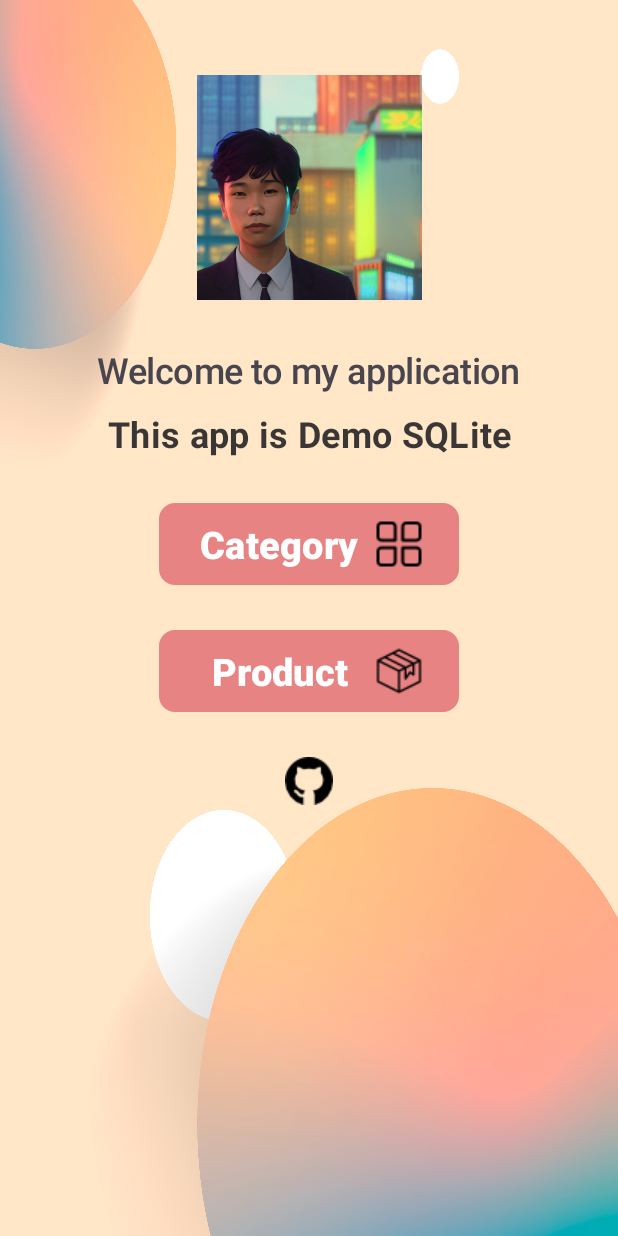
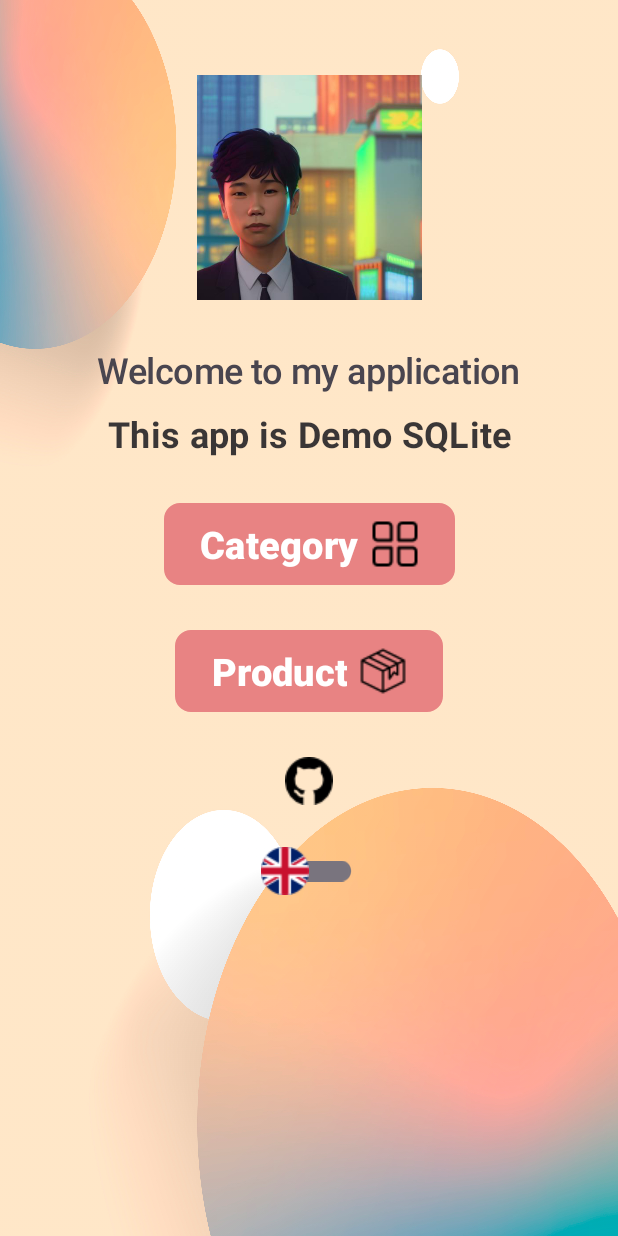
Before and after one commit to nqmgaming/DemoSQLite, an Android app: the screen it shows after launch (MainActivity), on a phone screen of 412 x 824 dp. Run offline under Robolectric (Android 15) with nearby library versions, the phone set to English and light mode, and no system bars.

Commit message:
xuất text ra strings.xml

```diff
--- a/app/src/main/java/com/nqmgaming/demosqliteapp/MainActivity.java
+++ b/app/src/main/java/com/nqmgaming/demosqliteapp/MainActivity.java
@@ -1,18 +1,29 @@
 package com.nqmgaming.demosqliteapp;
 
 import androidx.appcompat.app.AppCompatActivity;
+import androidx.appcompat.widget.SwitchCompat;
+import androidx.core.content.res.ResourcesCompat;
 
+import android.content.Context;
 import android.content.Intent;
+import android.content.res.Configuration;
+import android.graphics.drawable.Drawable;
+import android.graphics.drawable.StateListDrawable;
+import android.os.Build;
 import android.os.Bundle;
 import android.os.Handler;
+import android.os.LocaleList;
+import android.os.Looper;
 import android.view.View;
 import android.widget.Button;
+import android.widget.CompoundButton;
 import android.widget.ImageButton;
 import android.widget.Toast;
+import android.widget.ToggleButton;
+
+import java.util.Locale;
 
 public class MainActivity extends AppCompatActivity {
-    private Button btnCategory, btnProduct;
-    private ImageButton btnGithub;
 
     private Handler handler;
     private Runnable runnable;
@@ -23,11 +34,28 @@ public class MainActivity extends AppCompatActivity {
         super.onCreate(savedInstanceState);
         setContentView(R.layout.activity_main);
 
-        btnCategory = findViewById(R.id.btnCategory);
-        btnProduct = findViewById(R.id.btnProduct);
-        btnGithub = findViewById(R.id.btnGithub);
+        Button btnCategory = findViewById(R.id.btnCategory);
+        Button btnProduct = findViewById(R.id.btnProduct);
+        ImageButton btnGithub = findViewById(R.id.btnGithub);
+        SwitchCompat switchChangeLanguage = findViewById(R.id.switchChangeLanguage);
 
-        handler = new Handler();
+        Drawable vietnameseIcon = ResourcesCompat.getDrawable(getResources(), R.drawable.icon_vietnamese, null);
+        Drawable englishIcon = ResourcesCompat.getDrawable(getResources(), R.drawable.icon_english, null);
+
+        if (vietnameseIcon != null && englishIcon != null) {
+            int width = englishIcon.getIntrinsicWidth();
+            int height = englishIcon.getIntrinsicHeight();
+
+            StateListDrawable thumbDrawable = new StateListDrawable();
+            thumbDrawable.addState(new int[]{android.R.attr.state_checked}, vietnameseIcon);
+            thumbDrawable.addState(new int[]{}, englishIcon);
+            thumbDrawable.setBounds(0, 0, width, height);
+
+            switchChangeLanguage.setThumbDrawable(thumbDrawable);
+        } else {
+            // Xử lý trường hợp vietnameseIcon hoặc englishIcon == null nếu cần
+        }
+        Handler handler = new Handler(Looper.getMainLooper());
         runnable = new Runnable() {
             @Override
             public void run() {
@@ -58,6 +86,18 @@ public class MainActivity extends AppCompatActivity {
                 startActivity(intent);
             }
         });
+
+        switchChangeLanguage.setOnCheckedChangeListener(new CompoundButton.OnCheckedChangeListener() {
+            @Override
+            public void onCheckedChanged(CompoundButton buttonView, boolean isChecked) {
+                if (isChecked) {
+                    setLocale("vi");
+                } else {
+                    setLocale("en");
+                }
+                updateTexts(); // Thay thế hàm recreate() bằng hàm updateTexts()
+            }
+        });
     }
 
     @Override
@@ -78,4 +118,21 @@ public class MainActivity extends AppCompatActivity {
         super.onDestroy();
         handler.removeCallbacks(runnable);
     }
+    private void setLocale(String lang) {
+        Locale locale = new Locale(lang);
+        Locale.setDefault(locale);
+        Configuration config = new Configuration();
+
+        config.setLocale(locale);
+        Context context = createConfigurationContext(config);
+        getResources().updateConfiguration(config, context.getResources().getDisplayMetrics());
+    }
+
+    private void updateTexts() {
+        // Cập nhật văn bản cho các nút và các thành phần giao diện người dùng khác
+        Button btnCategory = findViewById(R.id.btnCategory);
+        Button btnProduct = findViewById(R.id.btnProduct);
+        btnCategory.setText(R.string.category);
+        btnProduct.setText(R.string.product);
+    }
 }
--- /dev/null
+++ b/app/src/main/res/drawable/language_toggle_selector.xml
@@ -0,0 +1,4 @@
+<selector xmlns:android="http://schemas.android.com/apk/res/android">
+    <item android:drawable="@drawable/icon_vietnamese" android:state_checked="true" />
+    <item android:drawable="@drawable/icon_english" />
+</selector>
--- /dev/null
+++ b/app/src/main/res/drawable/witch_thumb_icon.xml
@@ -0,0 +1,4 @@
+<selector xmlns:android="http://schemas.android.com/apk/res/android">
+    <item android:drawable="@drawable/icon_vietnamese" android:state_checked="true" />
+    <item android:drawable="@drawable/icon_english" />
+</selector>
--- a/app/src/main/res/layout/activity_edit_product.xml
+++ b/app/src/main/res/layout/activity_edit_product.xml
@@ -115,11 +115,10 @@
             android:layout_width="match_parent"
             android:layout_height="wrap_content"
             android:gravity="center"
-            android:padding="10dp"
             android:orientation="horizontal">
             <Button
                 android:id="@+id/btnCancelProduct"
-                android:layout_width="160dp"
+                android:layout_width="155dp"
                 android:layout_height="wrap_content"
                 android:layout_marginEnd="20dp"
                 android:text="@string/cancel"
@@ -130,9 +129,8 @@
                 style="?android:attr/button"/>
             <Button
                 android:id="@+id/btnSubmitProduct"
-                android:layout_width="160dp"
+                android:layout_width="155dp"
                 android:layout_height="wrap_content"
-                android:layout_marginEnd="20dp"
                 android:text="@string/save"
                 android:textSize="20sp"
                 android:drawableEnd="@drawable/save_edit_item"
--- a/app/src/main/res/layout/activity_main.xml
+++ b/app/src/main/res/layout/activity_main.xml
@@ -49,7 +49,7 @@
         android:textSize="25sp"
         android:textStyle="bold"
         android:drawableEnd="@drawable/category"
-        android:layout_width="200dp"
+        android:layout_width="wrap_content"
         android:layout_height="wrap_content"
         android:text="@string/category"
         android:id="@+id/btnCategory"
@@ -64,7 +64,7 @@
         android:textSize="25sp"
         android:textStyle="bold"
         android:drawableEnd="@drawable/product"
-        android:layout_width="200dp"
+        android:layout_width="wrap_content"
         android:layout_height="wrap_content"
         android:text="@string/product"
         android:id="@+id/btnProduct"
@@ -87,6 +87,16 @@
         android:layout_marginTop="30dp"
         android:contentDescription="@string/todo" />
 
+    <include
+        android:id="@+id/switchChangeLanguage"
+        layout="@layout/custom_switch"
+        android:layout_width="wrap_content"
+        android:layout_height="wrap_content"
+        android:layout_marginTop="20dp"
+        app:layout_constraintEnd_toEndOf="parent"
+        app:layout_constraintStart_toStartOf="parent"
+        app:layout_constraintTop_toBottomOf="@id/btnGithub" />
+
 
 
 
--- /dev/null
+++ b/app/src/main/res/layout/custom_switch.xml
@@ -0,0 +1,9 @@
+<?xml version="1.0" encoding="utf-8"?>
+<androidx.appcompat.widget.SwitchCompat
+    xmlns:android="http://schemas.android.com/apk/res/android"
+    xmlns:app="http://schemas.android.com/apk/res-auto"
+    android:layout_width="wrap_content"
+    android:layout_height="wrap_content"
+    android:drawablePadding="8dp"
+    android:textOff="EN"
+    android:textOn="VI" />
--- a/app/src/main/res/values/strings.xml
+++ b/app/src/main/res/values/strings.xml
@@ -22,4 +22,7 @@
     <string name="test_name">Name: Product 1</string>
     <string name="test_price">Price: 1000</string>
     <string name="category_test">Category: 1</string>
+    <string name="change_language">Change Language</string>
+    <string name="en">EN</string>
+    <string name="vi">VI</string>
 </resources>
```
Also changed, not shown: app/src/main/res/drawable/icon_english.png (added), app/src/main/res/drawable/icon_vietnamese.png (added), 1 other file.
